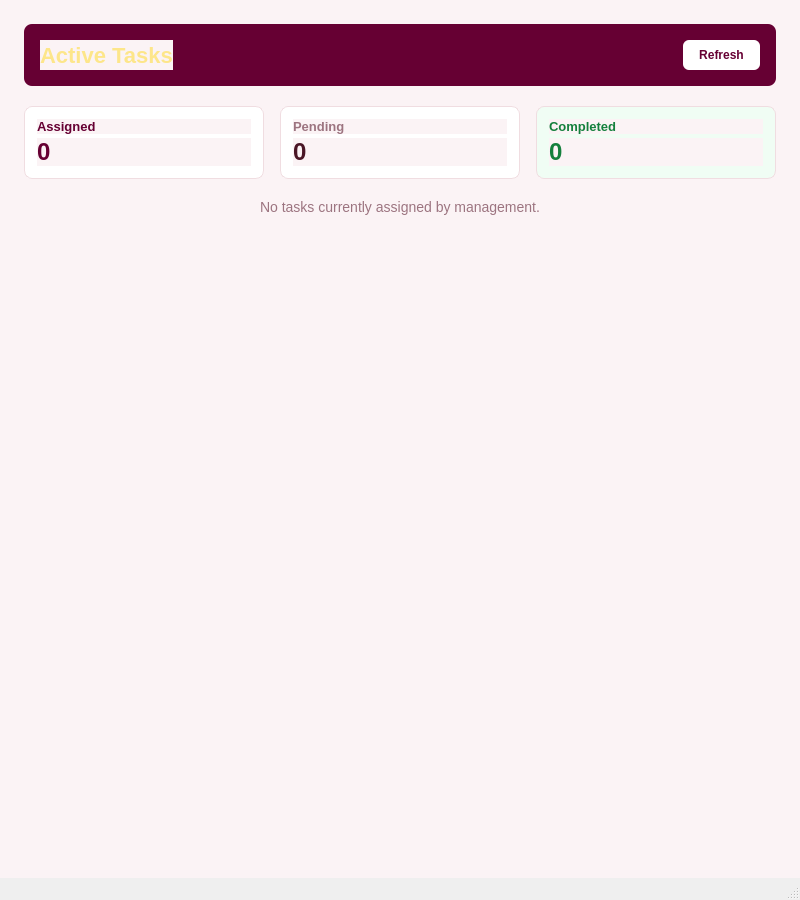
kriitikat/Sajilo-Bazarr, file ui/mytasks.ui: the form before one commit.
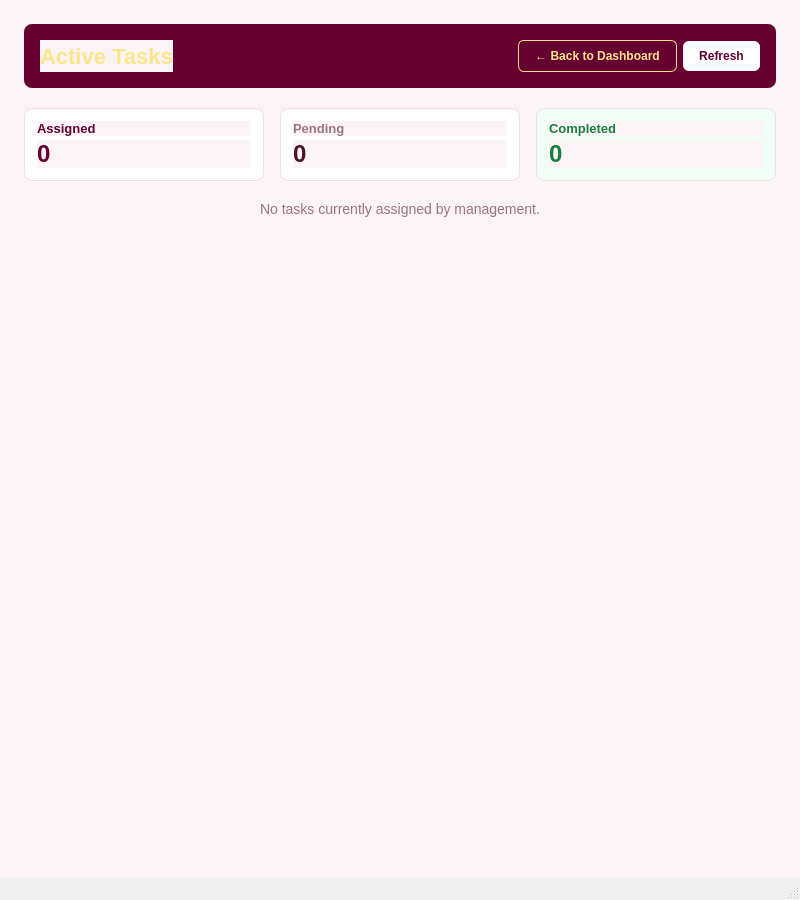
The form after the commit.

Commit message: Enhance ui of staffdashboard and frontdesk pages

Diff of the .ui file:
```diff
--- a/ui/mytasks.ui
+++ b/ui/mytasks.ui
@@ -71,6 +71,20 @@
              </property>
             </spacer>
            </item>
+           <item>
+            <widget class="QPushButton" name="btnBackToDashboard">
+             <property name="cursor">
+              <cursorShape>PointingHandCursor</cursorShape>
+             </property>
+             <property name="styleSheet">
+              <string>QPushButton { background-color:transparent; color:#FDE68A; border:1px solid #FDE68A; border-radius:6px; padding:8px 16px; font-size:12px; font-weight:bold; }
+QPushButton:hover { background-color:rgba(253,230,138,40); }</string>
+             </property>
+             <property name="text">
+              <string>← Back to Dashboard</string>
+             </property>
+            </widget>
+           </item>
            <item>
             <widget class="QPushButton" name="btnRefresh">
              <property name="cursor">
```
The commit also changes 7 other files.
